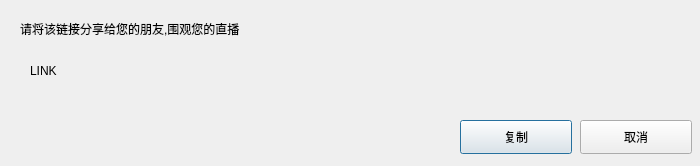
The window that windows/LiveDemo5/ZegoLiveDemo/ZegoShareDialog.ui (1815368076/ZegoLiveDemo5Rtp) describes before a commit, drawn with Qt 5.
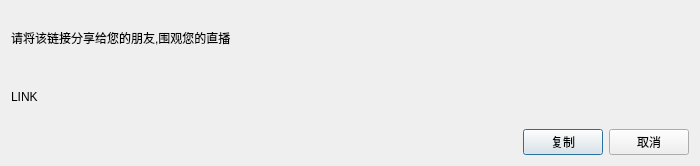
The same window after the commit.

Diff of the .ui file:
```diff
--- a/windows/LiveDemo5/ZegoLiveDemo/ZegoShareDialog.ui
+++ b/windows/LiveDemo5/ZegoLiveDemo/ZegoShareDialog.ui
@@ -13,58 +13,60 @@
     <property name="windowTitle">
       <string>Dialog</string>
     </property>
-    <widget class="QPushButton" name="m_copy">
-      <property name="geometry">
-        <rect>
-          <x>460</x>
-          <y>120</y>
-          <width>112</width>
-          <height>34</height>
-        </rect>
-      </property>
-      <property name="text">
-        <string>复制</string>
-      </property>
-    </widget>
-    <widget class="QPushButton" name="m_quit">
-      <property name="geometry">
-        <rect>
-          <x>580</x>
-          <y>120</y>
-          <width>112</width>
-          <height>34</height>
-        </rect>
-      </property>
-      <property name="text">
-        <string>取消</string>
-      </property>
-    </widget>
+  <layout class="QHBoxLayout" name="horizontalLayout_2">
+   <item>
+    <layout class="QVBoxLayout" name="verticalLayout">
+     <item>
     <widget class="QLabel" name="m_title">
-      <property name="geometry">
-        <rect>
-          <x>20</x>
-          <y>20</y>
-          <width>371</width>
-          <height>18</height>
-        </rect>
-      </property>
       <property name="text">
         <string>请将该链接分享给您的朋友,围观您的直播</string>
       </property>
     </widget>
+     </item>
+     <item>
     <widget class="QLabel" name="m_link">
-      <property name="geometry">
-        <rect>
-          <x>30</x>
-          <y>60</y>
-          <width>651</width>
-          <height>21</height>
-        </rect>
-      </property>
       <property name="text">
         <string>LINK</string>
       </property>
     </widget>
+     </item>
+     <item>
+      <layout class="QHBoxLayout" name="horizontalLayout">
+       <property name="leftMargin">
+        <number>0</number>
+       </property>
+       <item>
+        <spacer name="horizontalSpacer">
+         <property name="orientation">
+          <enum>Qt::Horizontal</enum>
+         </property>
+         <property name="sizeHint" stdset="0">
+          <size>
+           <width>40</width>
+           <height>20</height>
+          </size>
+         </property>
+        </spacer>
+       </item>
+       <item>
+        <widget class="QPushButton" name="m_copy">
+         <property name="text">
+          <string>复制</string>
+         </property>
+        </widget>
+       </item>
+       <item>
+        <widget class="QPushButton" name="m_quit">
+         <property name="text">
+          <string>取消</string>
+         </property>
+        </widget>
+       </item>
+      </layout>
+     </item>
+    </layout>
+   </item>
+  </layout>
   </widget>
   <resources/>
   <connections/>
```
Left out of the diff: 2 changed lines with no effect on the pictures. Lines whose indentation alone changed are shown as unchanged.
